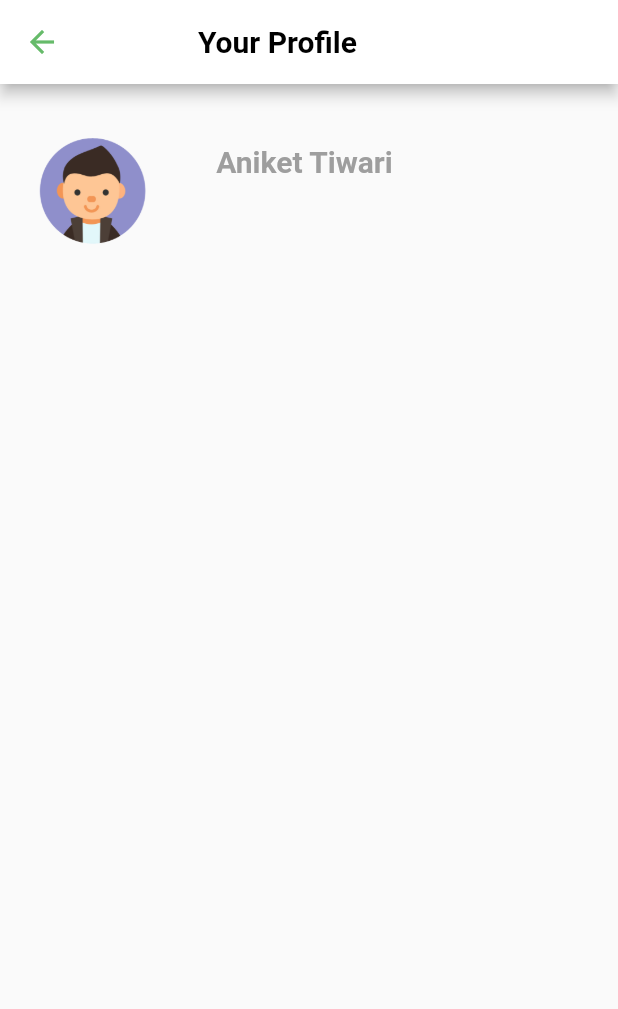
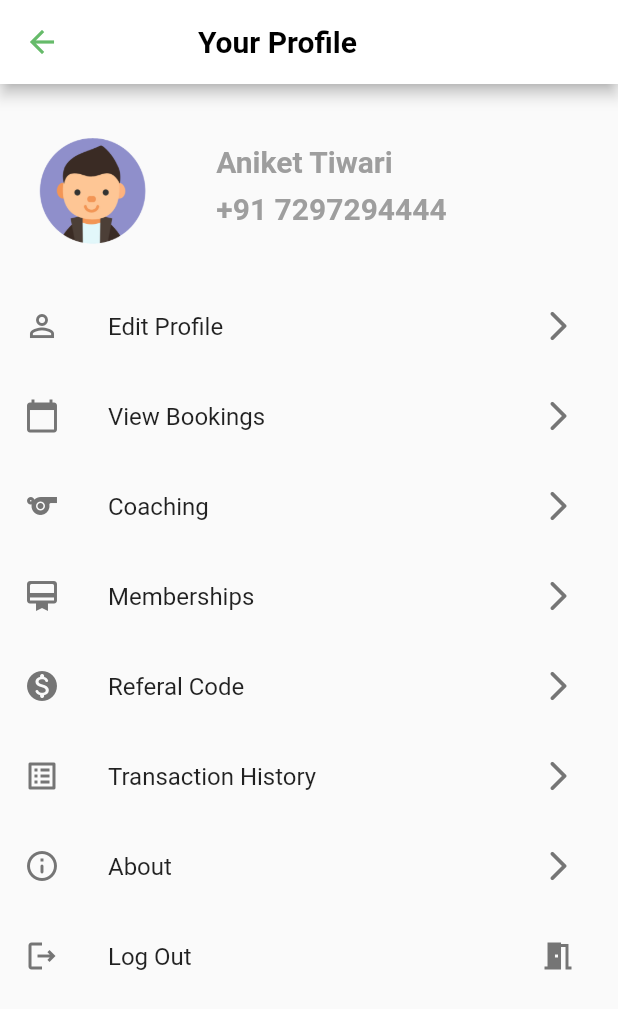
Before and after one commit to Nighthawk4709/matchDay.Ai, a Flutter app: the Settings screen opened directly, on a phone screen of 412 x 824 dp. Shown: the top 1009 px of the screen. Run offline on Flutter 3.47's test engine with Material 2 defaults, Android fonts, the light colour scheme and no system bars; our stand-ins replace carousel_slider, data_table_2, sms_autofill, snippet_coder_utils, syncfusion_flutter_charts; missing offline and left inert: hovering.

Commit message:
settings ui done

```diff
--- a/lib/Screens/settings.dart
+++ b/lib/Screens/settings.dart
@@ -8,6 +8,117 @@ class Settings extends StatefulWidget {
 }
 
 class _SettingsState extends State<Settings> {
+  late List<Icon> iconNew = [
+    Icon(
+      Icons.person_outline_sharp,
+      color: Colors.grey.shade600,
+    ),
+    Icon(
+      Icons.calendar_today,
+      color: Colors.grey.shade600,
+    ),
+    Icon(
+      Icons.sports,
+      color: Colors.grey.shade600,
+    ),
+    Icon(
+      Icons.card_membership_rounded,
+      color: Colors.grey.shade600,
+    ),
+    Icon(
+      Icons.monetization_on_rounded,
+      color: Colors.grey.shade600,
+    ),
+    Icon(
+      Icons.list_alt,
+      color: Colors.grey.shade600,
+    ),
+    Icon(
+      Icons.info_outline_rounded,
+      color: Colors.grey.shade600,
+    ),
+    Icon(
+      Icons.logout_outlined,
+      color: Colors.grey.shade600,
+    )
+  ];
+  late List<Text> titleNew = [
+    Text(
+      "Edit Profile",
+      style: TextStyle(fontSize: 16),
+    ),
+    Text(
+      "View Bookings",
+      style: TextStyle(fontSize: 16),
+    ),
+    Text(
+      "Coaching",
+      style: TextStyle(fontSize: 16),
+    ),
+    Text(
+      "Memberships",
+      style: TextStyle(fontSize: 16),
+    ),
+    Text(
+      "Referal Code",
+      style: TextStyle(fontSize: 16),
+    ),
+    Text(
+      "Transaction History",
+      style: TextStyle(fontSize: 16),
+    ),
+    Text(
+      "About",
+      style: TextStyle(fontSize: 16),
+    ),
+    Text(
+      "Log Out",
+      style: TextStyle(fontSize: 16),
+    ),
+  ];
+  late List<IconButton> trailNew = [
+    IconButton(
+      onPressed: () {},
+      icon: Icon(Icons.arrow_forward_ios_rounded),
+      color: Colors.grey.shade600,
+    ),
+    IconButton(
+      onPressed: () {},
+      icon: Icon(Icons.arrow_forward_ios_rounded),
+      color: Colors.grey.shade600,
+    ),
+    IconButton(
+      onPressed: () {},
+      icon: Icon(Icons.arrow_forward_ios_rounded),
+      color: Colors.grey.shade600,
+    ),
+    IconButton(
+      onPressed: () {},
+      icon: Icon(Icons.arrow_forward_ios_rounded),
+      color: Colors.grey.shade600,
+    ),
+    IconButton(
+      onPressed: () {},
+      icon: Icon(Icons.arrow_forward_ios_rounded),
+      color: Colors.grey.shade600,
+    ),
+    IconButton(
+      onPressed: () {},
+      icon: Icon(Icons.arrow_forward_ios_rounded),
+      color: Colors.grey.shade600,
+    ),
+    IconButton(
+      onPressed: () {},
+      icon: Icon(Icons.arrow_forward_ios_rounded),
+      color: Colors.grey.shade600,
+    ),
+    IconButton(
+      onPressed: () {},
+      icon: Icon(Icons.meeting_room),
+      color: Colors.grey.shade600,
+    ),
+  ];
+
   @override
   Widget build(BuildContext context) {
     return Scaffold(
@@ -30,9 +141,7 @@ class _SettingsState extends State<Settings> {
                     color: Colors.black,
                     fontSize: 20)),
           )),
-        body: SafeArea(
-            child: SingleChildScrollView(
-          child: Column(
+      body: Column(
         children: [
           SizedBox(
             height: 10,
@@ -81,15 +190,33 @@ class _SettingsState extends State<Settings> {
                         height: MediaQuery.of(context).size.width * 0.15,
                         child: Padding(
                           padding: EdgeInsets.fromLTRB(0, 0, 0, 0),
-                                child: Container()))
+                          child: Text(
+                            "+91 7297294444",
+                            style: TextStyle(
+                                fontSize: 20,
+                                fontWeight: FontWeight.bold,
+                                color: Colors.grey),
+                          ),
+                        ))
                   ])
                 ],
               )
             ],
           ),
-              Column(),
+          Expanded(
+            child: ListView.builder(
+                itemExtent: 60,
+                itemCount: iconNew.length,
+                itemBuilder: (context, index) {
+                  return ListTile(
+                    leading: iconNew[index],
+                    title: titleNew[index],
+                    trailing: trailNew[index],
+                  );
+                }),
+          )
         ],
       ),
-        )));
+    );
   }
 }
```
Lines whose indentation alone changed are shown as unchanged.
